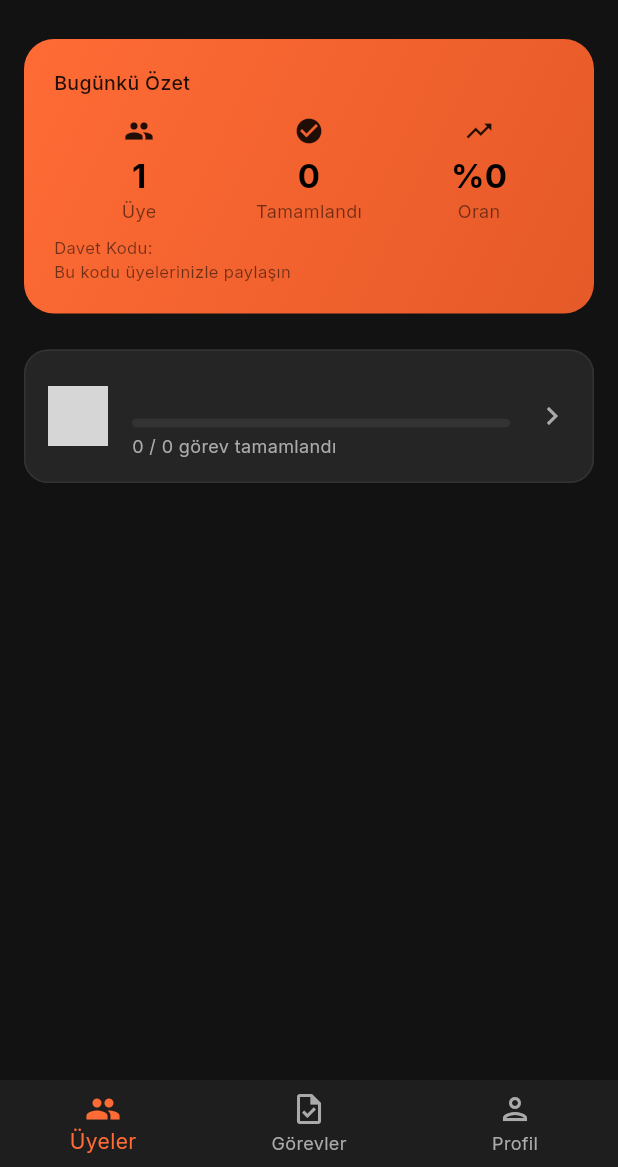
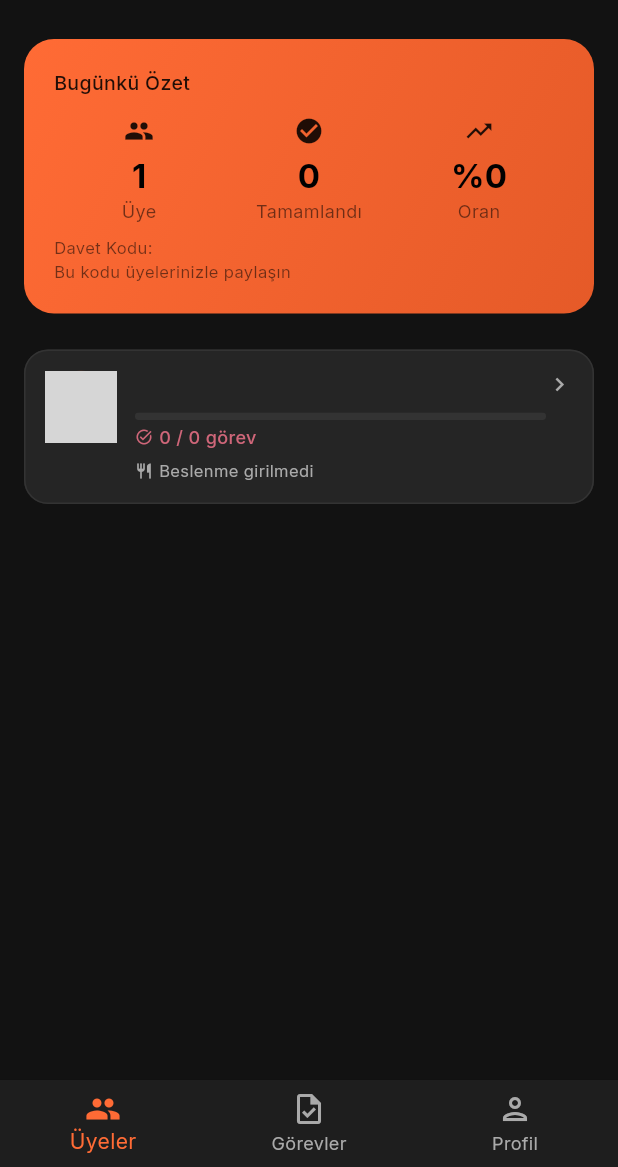
Before and after one commit to Handenurcoskun/fitcoach, a Flutter app: the TrainerHomeScreen screen opened directly, on a phone screen of 412 x 824 dp, the part 69-1236 px from its top. Run offline on Flutter 3.47's test engine with Material 3 defaults, Android fonts, the phone set to English and light mode, and no system bars; our stand-ins replace app_links, cloud_firestore, firebase_auth, firebase_core, firebase_crashlytics, google_fonts and 1 more; accounts and stored records are empty; network calls fail; grey boxes are pictures that could not be loaded.

Commit message:
Show nutrition summary on member cards in trainer home

```diff
--- a/lib/screens/trainer/trainer_home_screen.dart
+++ b/lib/screens/trainer/trainer_home_screen.dart
@@ -7,6 +7,7 @@ import '../../services/firestore_service.dart';
 import '../../models/user_model.dart';
 import '../../models/task_model.dart';
 import '../../models/task_completion_model.dart';
+import '../../models/nutrition_log_model.dart';
 import '../../theme/app_theme.dart';
 import 'task_management_screen.dart';
 import 'member_detail_screen.dart';
@@ -177,6 +178,8 @@ class _MembersTab extends StatelessWidget {
                                     member: member,
                                     completedCount: completedCount,
                                     totalCount: totalTaskCount,
+                                    today: today,
+                                    firestoreService: firestoreService,
                                     onTap: () => Navigator.push(
                                       context,
                                       MaterialPageRoute(
@@ -317,19 +320,23 @@ class _MemberCard extends StatelessWidget {
   final UserModel member;
   final int completedCount;
   final int totalCount;
+  final String today;
+  final FirestoreService firestoreService;
   final VoidCallback onTap;
 
   const _MemberCard({
     required this.member,
     required this.completedCount,
     required this.totalCount,
+    required this.today,
+    required this.firestoreService,
     required this.onTap,
   });
 
   @override
   Widget build(BuildContext context) {
     final progress = totalCount > 0 ? completedCount / totalCount : 0.0;
-    final color = progress == 1.0
+    final taskColor = progress == 1.0
         ? AppColors.success
         : progress > 0.5
             ? Colors.orangeAccent
@@ -337,49 +344,143 @@ class _MemberCard extends StatelessWidget {
 
     return Card(
       margin: const EdgeInsets.only(bottom: 12),
-      child: ListTile(
+      child: InkWell(
         onTap: onTap,
-        contentPadding: const EdgeInsets.symmetric(horizontal: 16, vertical: 8),
-        leading: CircleAvatar(
+        borderRadius: BorderRadius.circular(12),
+        child: Padding(
+          padding: const EdgeInsets.all(14),
+          child: Row(
+            crossAxisAlignment: CrossAxisAlignment.start,
+            children: [
+              CircleAvatar(
+                radius: 24,
                 backgroundColor: AppColors.primary.withOpacity(0.15),
                 backgroundImage: member.photoUrl != null
                     ? NetworkImage(member.photoUrl!)
                     : null,
                 child: member.photoUrl == null
                     ? Text(
-                  member.name.isNotEmpty ? member.name[0].toUpperCase() : '?',
+                        member.name.isNotEmpty
+                            ? member.name[0].toUpperCase()
+                            : '?',
                         style: const TextStyle(
-                      color: AppColors.primary, fontWeight: FontWeight.bold),
+                            color: AppColors.primary,
+                            fontWeight: FontWeight.bold),
                       )
                     : null,
               ),
-        title: Text(
-          member.name,
-          style: const TextStyle(fontWeight: FontWeight.w600),
-        ),
-        subtitle: Column(
+              const SizedBox(width: 12),
+              Expanded(
+                child: Column(
                   crossAxisAlignment: CrossAxisAlignment.start,
                   children: [
+                    Text(member.name,
+                        style: const TextStyle(
+                            fontWeight: FontWeight.w600, fontSize: 15)),
                     const SizedBox(height: 6),
+                    // Görev progress
                     ClipRRect(
                       borderRadius: BorderRadius.circular(4),
                       child: LinearProgressIndicator(
                         value: progress,
                         backgroundColor: AppColors.cardBorder,
-                valueColor: AlwaysStoppedAnimation<Color>(color),
-                minHeight: 6,
+                        valueColor:
+                            AlwaysStoppedAnimation<Color>(taskColor),
+                        minHeight: 5,
                       ),
                     ),
-            const SizedBox(height: 4),
+                    const SizedBox(height: 3),
+                    Row(
+                      children: [
+                        Icon(Icons.task_alt,
+                            size: 12, color: taskColor),
+                        const SizedBox(width: 4),
                         Text(
-              '$completedCount / $totalCount görev tamamlandı',
-              style: const TextStyle(
-                  color: AppColors.textSecondary, fontSize: 12),
+                          '$completedCount / $totalCount görev',
+                          style: TextStyle(
+                              color: taskColor,
+                              fontSize: 12,
+                              fontWeight: FontWeight.w500),
                         ),
                       ],
                     ),
-        trailing: const Icon(Icons.chevron_right, color: AppColors.textSecondary),
+                    const SizedBox(height: 6),
+                    // Beslenme özeti
+                    StreamBuilder<List<NutritionLogModel>>(
+                      stream: firestoreService.watchNutritionLogsForMember(
+                        memberId: member.id,
+                        date: today,
                       ),
+                      builder: (context, snap) {
+                        final logs = snap.data ?? [];
+                        if (logs.isEmpty) {
+                          return const Row(
+                            children: [
+                              Icon(Icons.restaurant_outlined,
+                                  size: 12,
+                                  color: AppColors.textSecondary),
+                              SizedBox(width: 4),
+                              Text('Beslenme girilmedi',
+                                  style: TextStyle(
+                                      color: AppColors.textSecondary,
+                                      fontSize: 11)),
+                            ],
+                          );
+                        }
+                        final cal =
+                            logs.fold(0.0, (s, l) => s + l.calories);
+                        final p =
+                            logs.fold(0.0, (s, l) => s + l.protein);
+                        final c = logs.fold(0.0, (s, l) => s + l.carbs);
+                        final f = logs.fold(0.0, (s, l) => s + l.fat);
+                        return Wrap(
+                          spacing: 6,
+                          runSpacing: 4,
+                          children: [
+                            _MiniChip(
+                                '🔥 ${cal.toStringAsFixed(0)} kcal',
+                                AppColors.primary),
+                            _MiniChip('P ${p.toStringAsFixed(0)}g',
+                                const Color(0xFF2979FF)),
+                            _MiniChip('K ${c.toStringAsFixed(0)}g',
+                                const Color(0xFFFFAB00)),
+                            _MiniChip('Y ${f.toStringAsFixed(0)}g',
+                                AppColors.error),
+                          ],
+                        );
+                      },
+                    ),
+                  ],
+                ),
+              ),
+              const Icon(Icons.chevron_right,
+                  color: AppColors.textSecondary, size: 18),
+            ],
+          ),
+        ),
+      ),
+    );
+  }
+}
+
+class _MiniChip extends StatelessWidget {
+  final String text;
+  final Color color;
+  const _MiniChip(this.text, this.color);
+
+  @override
+  Widget build(BuildContext context) {
+    return Container(
+      padding: const EdgeInsets.symmetric(horizontal: 7, vertical: 2),
+      decoration: BoxDecoration(
+        color: color.withOpacity(0.12),
+        borderRadius: BorderRadius.circular(10),
+      ),
+      child: Text(text,
+          style: TextStyle(
+              fontSize: 10,
+              color: color,
+              fontWeight: FontWeight.w600)),
     );
   }
 }
```
Lines whose indentation alone changed are shown as unchanged.
